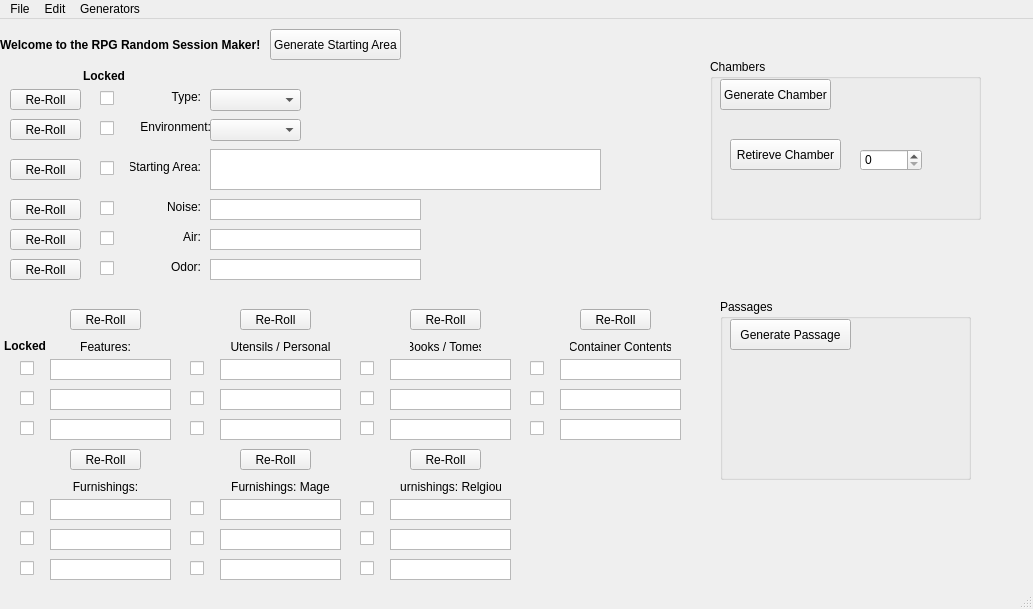
This is RSMaker/QTemplates/RSM_Main.ui in Tellusionist/RPGRandomSessionMaker as Qt 5 draws it before an edit. The edited form follows.
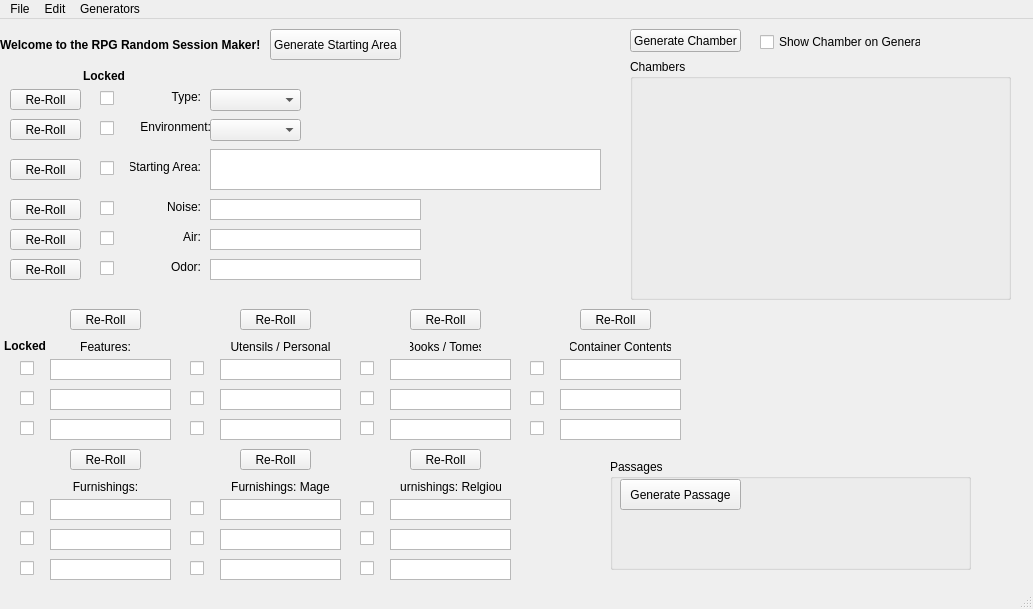
This is the edited form. Icons and pictures are not drawn.

Commit message: dynamically create new chambers

Patch:
```diff
--- a/RSMaker/QTemplates/RSM_Main.ui
+++ b/RSMaker/QTemplates/RSM_Main.ui
@@ -1389,62 +1389,23 @@
    <widget class="QGroupBox" name="box_chambers">
     <property name="geometry">
      <rect>
-      <x>710</x>
+      <x>630</x>
       <y>40</y>
-      <width>271</width>
-      <height>161</height>
+      <width>381</width>
+      <height>241</height>
      </rect>
     </property>
     <property name="title">
      <string>Chambers</string>
     </property>
-    <widget class="QPushButton" name="btn_gen_chamber">
-     <property name="geometry">
-      <rect>
-       <x>10</x>
-       <y>20</y>
-       <width>111</width>
-       <height>31</height>
-      </rect>
-     </property>
-     <property name="text">
-      <string>Generate Chamber</string>
-     </property>
-    </widget>
-    <widget class="QPushButton" name="btn_pull_chamber">
-     <property name="geometry">
-      <rect>
-       <x>20</x>
-       <y>80</y>
-       <width>111</width>
-       <height>31</height>
-      </rect>
-     </property>
-     <property name="text">
-      <string>Retireve Chamber</string>
-     </property>
-    </widget>
-    <widget class="QDoubleSpinBox" name="dsb_chambers">
-     <property name="geometry">
-      <rect>
-       <x>150</x>
-       <y>90</y>
-       <width>62</width>
-       <height>22</height>
-      </rect>
-     </property>
-     <property name="decimals">
-      <number>0</number>
-     </property>
-    </widget>
    </widget>
    <widget class="QGroupBox" name="box_passages">
     <property name="geometry">
      <rect>
-      <x>720</x>
-      <y>280</y>
-      <width>251</width>
-      <height>181</height>
+      <x>610</x>
+      <y>440</y>
+      <width>361</width>
+      <height>111</height>
      </rect>
     </property>
     <property name="title">
@@ -1464,6 +1425,32 @@
      </property>
     </widget>
    </widget>
+   <widget class="QPushButton" name="btn_gen_chamber">
+    <property name="geometry">
+     <rect>
+      <x>630</x>
+      <y>10</y>
+      <width>111</width>
+      <height>23</height>
+     </rect>
+    </property>
+    <property name="text">
+     <string>Generate Chamber</string>
+    </property>
+   </widget>
+   <widget class="QCheckBox" name="b_ShowChamber">
+    <property name="geometry">
+     <rect>
+      <x>760</x>
+      <y>14</y>
+      <width>161</width>
+      <height>18</height>
+     </rect>
+    </property>
+    <property name="text">
+     <string>Show Chamber on Generate</string>
+    </property>
+   </widget>
   </widget>
   <widget class="QMenuBar" name="menubar">
    <property name="geometry">
```
The commit also changes 7 other files.
